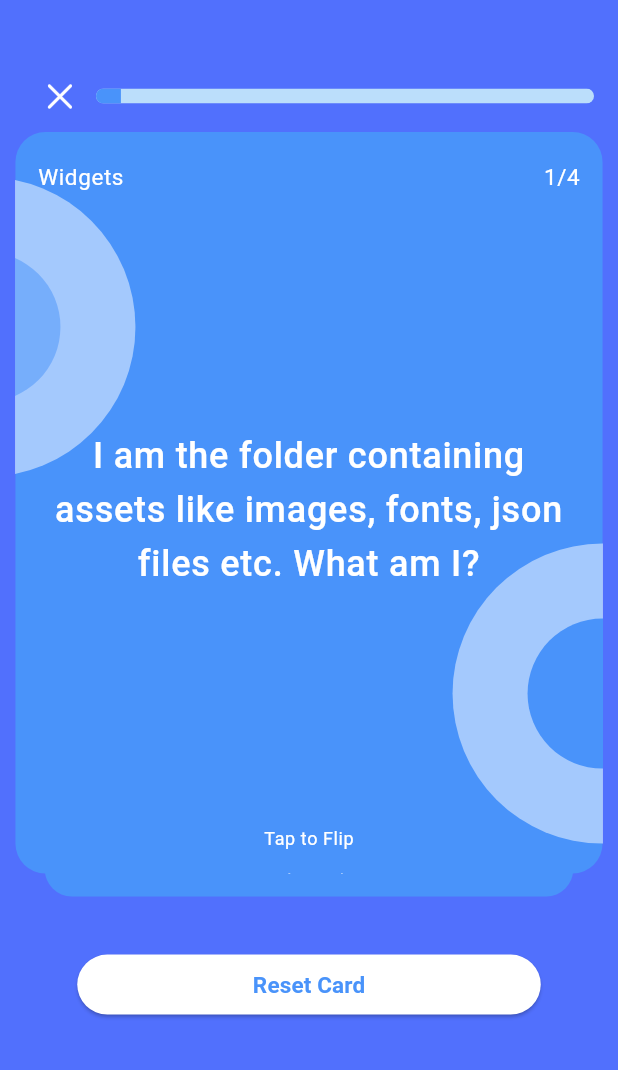
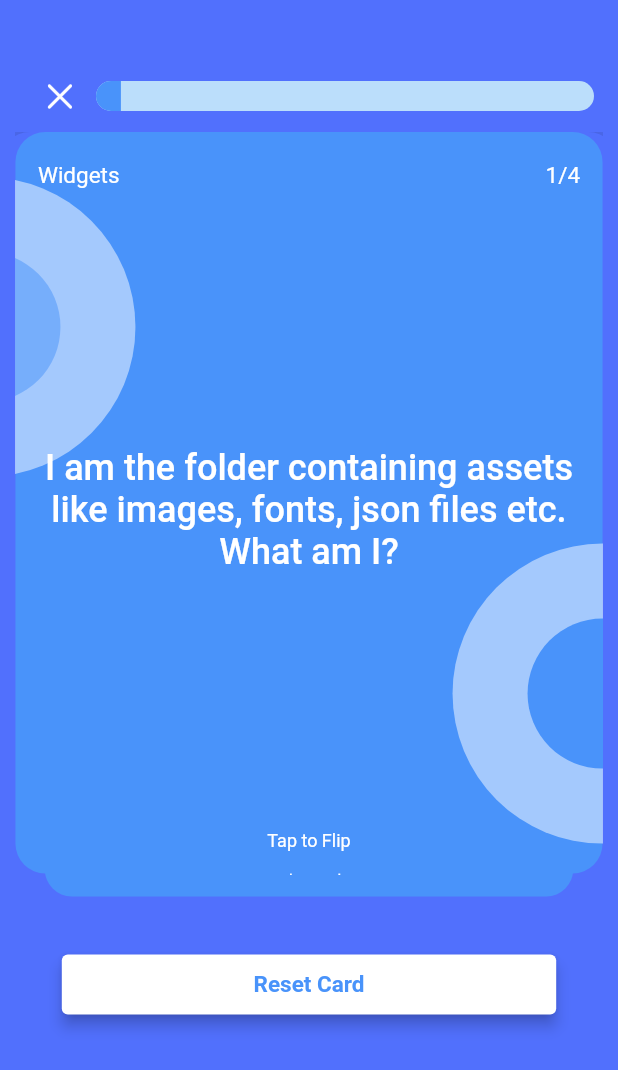
Before and after one commit to Richmond-Nunoo/Flutter-Riddles, a Flutter app: the screen it shows after launch, after a tap on "Widgets", on a phone screen of 412 x 824 dp. Shown: the top 1070 px of the screen. Run offline on Flutter 3.47's test engine with Material 2 defaults, Android fonts, the phone set to English and light mode, and no system bars; drawn by our look-alikes of appinio_swiper, flip_card.

Commit message:
ui improvements to flashcardscreen

```diff
--- a/lib/main.dart
+++ b/lib/main.dart
@@ -19,7 +19,7 @@
         colorScheme: ColorScheme.fromSeed(
           seedColor: Colors.deepPurple,
         ),
-        useMaterial3: true,
+        useMaterial3: false,
       ),
       home: const HomePage(),
     );
--- a/lib/views/flashcard_screen.dart
+++ b/lib/views/flashcard_screen.dart
@@ -43,10 +43,9 @@
               Container(
                 padding: const EdgeInsets.symmetric(horizontal: 16.0),
                 alignment: Alignment.topCenter,
-                child: Column(
-                  crossAxisAlignment: CrossAxisAlignment.start,
-                  children: [
-                    Row(
+                child: Row(
+                  mainAxisAlignment: MainAxisAlignment.start,
+                  crossAxisAlignment: CrossAxisAlignment.center,
                   children: [
                     IconButton(
                       onPressed: () {
@@ -61,8 +60,6 @@
                     MyProgressIndicator(
                       questionlenght: randomQuestions,
                       optionsList: randomOptions,
-                        ),
-                      ],
                     ),
                   ],
                 ),
@@ -82,11 +79,7 @@
                   cardsCount: randomQuestions.length,
                   cardsBuilder: (BuildContext context, int index) {
                     var cardIndex = randomQuestions[index];
-                    var optionsIndex = randomOptions[index];
-                    print("1 ${optionsIndex}");
-                    for (var option in optionsIndex) {
-                      print("Option: ${option.text}, ");
-                    }
+
                     return FlipCardsWidget(
                       bgColor: bgColor,
                       cardsLenght: randomQuestions.length,
@@ -106,9 +99,9 @@
                 style: ButtonStyle(
                   backgroundColor: MaterialStateProperty.all(Colors.white),
                   fixedSize: MaterialStateProperty.all(
-                    Size(MediaQuery.sizeOf(context).width * 0.75, 40),
+                    Size(MediaQuery.sizeOf(context).width * 0.80, 40),
                   ),
-                  elevation: MaterialStateProperty.all(1),
+                  elevation: MaterialStateProperty.all(4),
                 ),
                 onPressed: () => controller.unswipe(),
                 child: const Text(
--- a/lib/views/quiz_screens.dart
+++ b/lib/views/quiz_screens.dart
@@ -26,7 +26,7 @@
 
   @override
   Widget build(BuildContext context) {
-    const Color bgColor3 = Color(0xFF5170FD);
+   // const Color bgColor3 = Color(0xFF5170FD);
     return WillPopScope(
       onWillPop: () {
         Navigator.popUntil(context, (route) => route.isFirst);
--- a/lib/widgets/flash_card_widget.dart
+++ b/lib/widgets/flash_card_widget.dart
@@ -30,6 +30,15 @@
             decoration: BoxDecoration(
               borderRadius: BorderRadius.circular(20),
               color: bgColor,
+              boxShadow: [
+                BoxShadow(
+                  color: Colors.black.withOpacity(0.24),
+                  blurRadius: 20.0,
+                  offset: const Offset(0.0, 10.0),
+                  spreadRadius: 10,
+                  blurStyle: BlurStyle.outer,
+                )
+              ],
             ),
             child: Padding(
               padding: const EdgeInsets.only(
--- a/lib/widgets/linear_progress_indicator_widget.dart
+++ b/lib/widgets/linear_progress_indicator_widget.dart
@@ -62,7 +62,7 @@
       child: ClipRRect(
         borderRadius: BorderRadius.circular(12),
         child: LinearProgressIndicator(
-          minHeight: 10,
+          minHeight: 20,
           value: 1 - (timerSeconds / 20),
           backgroundColor: Colors.blue.shade100,
           color: Colors.blueGrey,
```
Lines whose indentation alone changed are shown as unchanged.
